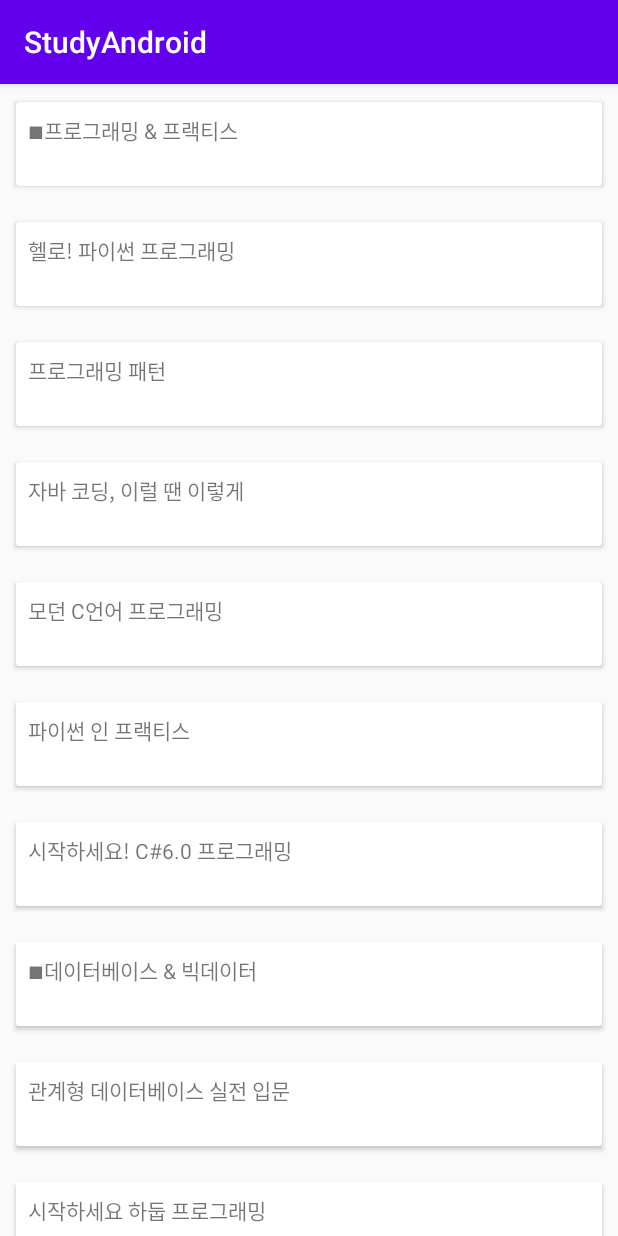
After one commit to Dokyeongyun/AndroidStudio, an Android app: the CardViewRecyclerView_MainActivity screen opened directly, with no data from a screen before it, on a phone screen of 412 x 824 dp. The commit adds this screen. Run offline under Robolectric (Android 15) with nearby library versions, the phone set to English and light mode, and no system bars.

Commit message:
[ Support Library ] v7 Support Library의 RecyclerView 중 구분선을 이용하지 않고 효과적으로 데이터를 구분할 수 있게 하는 CardView 사용법

```diff
--- a/app/src/main/AndroidManifest.xml
+++ b/app/src/main/AndroidManifest.xml
@@ -14,7 +14,9 @@
         android:roundIcon="@mipmap/ic_launcher_round"
         android:supportsRtl="true"
         android:theme="@style/AppTheme">
-        <activity android:name=".No7_SupportLibrary.RecyclerView.Grid.GridRecyclerView_MainActivity"></activity>
+        <activity android:name=".No7_SupportLibrary.RecyclerView.CardView.CardViewRecyclerView_MainActivity"></activity>
+        <activity android:name=".No7_SupportLibrary.RecyclerView.Manipulation.ManipulationRecyclerView_MainActivity" />
+        <activity android:name=".No7_SupportLibrary.RecyclerView.Grid.GridRecyclerView_MainActivity" />
         <activity android:name=".No7_SupportLibrary.RecyclerView.Divider.DividerRecyclerView_MainActivity" />
         <activity android:name=".No7_SupportLibrary.RecyclerView.SimpleRecyclerView.SimpleRecyclerView_MainActivity" />
         <activity android:name=".No7_SupportLibrary.RecyclerView.RecyclerView_MainActivity" />
--- /dev/null
+++ b/app/src/main/java/com/example/studyandroid/No7_SupportLibrary/RecyclerView/CardView/CardViewAdapter.java
@@ -0,0 +1,51 @@
+package com.example.studyandroid.No7_SupportLibrary.RecyclerView.CardView;
+
+import android.view.LayoutInflater;
+import android.view.View;
+import android.view.ViewGroup;
+import android.widget.TextView;
+
+import androidx.annotation.NonNull;
+import androidx.recyclerview.widget.RecyclerView;
+
+import com.example.studyandroid.R;
+
+import java.util.List;
+
+public class CardViewAdapter extends RecyclerView.Adapter<CardViewAdapter.ViewHolder> {
+
+    List<String> dataset;
+
+    public static class ViewHolder extends RecyclerView.ViewHolder {
+        public final TextView textView;
+
+        public ViewHolder(View v) {
+            super(v);
+            textView = v.findViewById(R.id.simpleTextView2);
+        }
+    }
+
+    public CardViewAdapter(List<String> myDataset) {
+        dataset = myDataset;
+    }
+
+    @NonNull
+    @Override
+    public CardViewAdapter.ViewHolder onCreateViewHolder(@NonNull ViewGroup parent, int viewType) {
+        View v = LayoutInflater.from(parent.getContext()).inflate(R.layout.simple_row_card_view, parent, false);
+        ViewHolder vh = new ViewHolder(v);
+        return vh;
+    }
+
+    @Override
+    public void onBindViewHolder(@NonNull CardViewAdapter.ViewHolder holder, int position) {
+        String text = dataset.get(position);
+        holder.textView.setText(text);
+
+    }
+
+    @Override
+    public int getItemCount() {
+        return dataset.size();
+    }
+}
--- /dev/null
+++ b/app/src/main/java/com/example/studyandroid/No7_SupportLibrary/RecyclerView/CardView/CardViewRecyclerView_MainActivity.java
@@ -0,0 +1,51 @@
+package com.example.studyandroid.No7_SupportLibrary.RecyclerView.CardView;
+
+import androidx.appcompat.app.AppCompatActivity;
+import androidx.recyclerview.widget.RecyclerView;
+
+import android.content.Context;
+import android.content.Intent;
+import android.os.Bundle;
+
+import com.example.studyandroid.No7_SupportLibrary.RecyclerView.DummyDataGenerator;
+import com.example.studyandroid.R;
+/*
+
+[ RecyclerView _ CardView ]
+
+  구분선을 이용하여 데이터간의 구분을 하게 할 수도 있지만,
+  Android 에서 제공하는 CardView 형태를 이용하여
+  더 효과적으로, 간단하게 구현할 수도 있다.
+
+  구현방법은 비슷한데,
+  차이점이 있다면 뷰가 담겨지는 xml 파일에서
+  androidx.cardview.widget.CardView 태그 또는 직접 드래그 앤 드롭하여
+  CardView 뷰를 생성해주고 이를 어댑터 생성시 지정해주기만 하면 된다.
+
+ */
+public class CardViewRecyclerView_MainActivity extends AppCompatActivity {
+
+    private RecyclerView recyclerView;
+    private CardViewAdapter cardViewAdapter;
+
+    @Override
+    protected void onCreate(Bundle savedInstanceState) {
+        super.onCreate(savedInstanceState);
+        setContentView(R.layout.activity_simple_recycler_view__main);
+        setupRecyclerView();
+    }
+
+    private void setupRecyclerView(){
+        recyclerView = findViewById(R.id.simpleRecyclerView);
+
+        recyclerView.setHasFixedSize(true);
+
+        cardViewAdapter = new CardViewAdapter(DummyDataGenerator.generateStringListData());
+        recyclerView.setAdapter(cardViewAdapter);
+
+    }
+
+    public static Intent createIntent(Context context){
+        return new Intent(context, CardViewRecyclerView_MainActivity.class);
+    }
+}
--- /dev/null
+++ b/app/src/main/java/com/example/studyandroid/No7_SupportLibrary/RecyclerView/Manipulation/ManipulationSimpleStringAdapter.java
@@ -0,0 +1,4 @@
+package com.example.studyandroid.No7_SupportLibrary.RecyclerView.Manipulation;
+
+public class ManipulationSimpleStringAdapter {
+}
--- /dev/null
+++ b/app/src/main/res/layout/simple_row_card_view.xml
@@ -0,0 +1,17 @@
+<?xml version="1.0" encoding="utf-8"?>
+<androidx.cardview.widget.CardView
+    xmlns:android="http://schemas.android.com/apk/res/android"
+    xmlns:app="http://schemas.android.com/apk/res-auto"
+    app:cardUseCompatPadding="true"
+    android:layout_width="match_parent"
+    android:layout_height="64dp"
+    android:layout_margin="8dp"
+    android:orientation="vertical">
+
+    <TextView
+        android:layout_margin="8dp"
+        android:id="@+id/simpleTextView2"
+        android:layout_width="wrap_content"
+        android:layout_height="wrap_content" />
+
+</androidx.cardview.widget.CardView>
```
Also changed, not shown: app/src/main/java/com/example/studyandroid/No7_SupportLibrary/RecyclerView/Manipulation/ManipulationRecyclerView_MainActivity.java (added, +23 -0 lines), app/src/main/java/com/example/studyandroid/No7_SupportLibrary/RecyclerView/RecyclerView_MainActivity.java (+4 -3 lines), app/src/main/res/layout/activity_manipulation_recycler_view__main.xml (added, +9 -0 lines).
